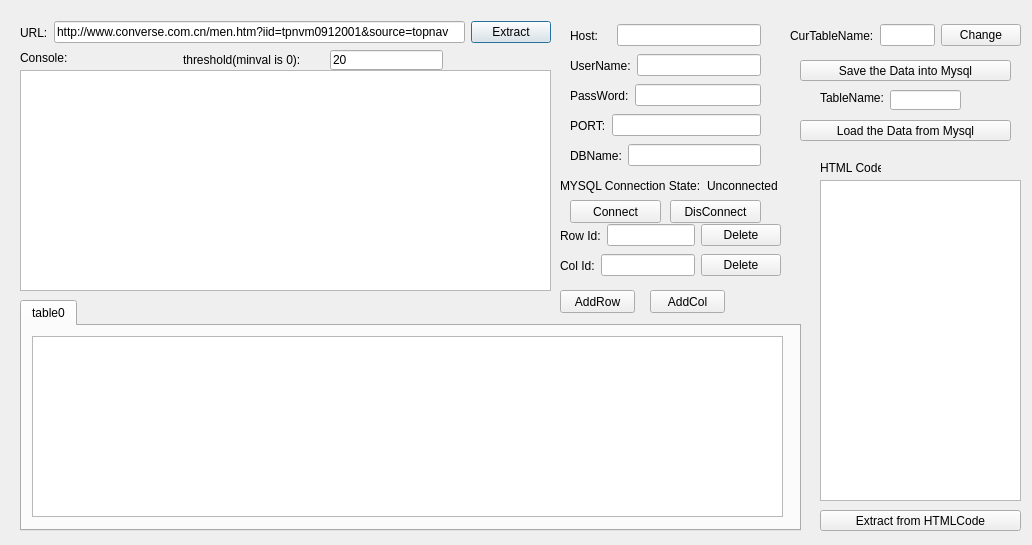
Old version of the form MainWindow.ui in the repository WebCatch/WebCatch-PythonVersion-.
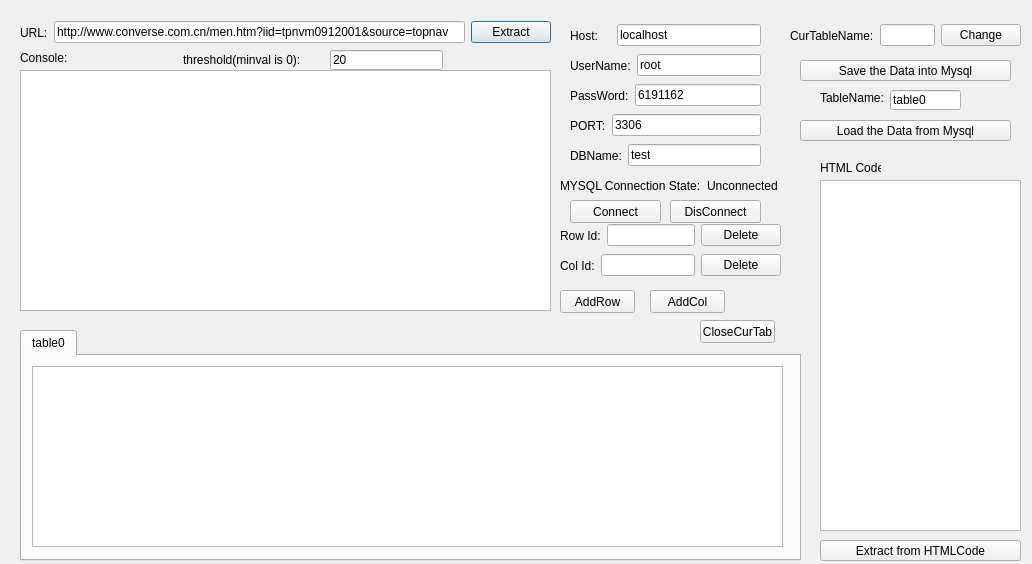
New version of the form. Icons and pictures are not drawn.

Diff of the .ui file:
```diff
--- a/MainWindow.ui
+++ b/MainWindow.ui
@@ -7,7 +7,7 @@
     <x>0</x>
     <y>0</y>
     <width>1032</width>
-    <height>545</height>
+    <height>564</height>
    </rect>
   </property>
   <property name="windowTitle">
@@ -56,7 +56,7 @@
      <x>20</x>
      <y>70</y>
      <width>531</width>
-     <height>221</height>
+     <height>241</height>
     </rect>
    </property>
   </widget>
@@ -80,7 +80,7 @@
     <item>
      <widget class="QLineEdit" name="lePort">
       <property name="text">
-       <string/>
+       <string>3306</string>
       </property>
      </widget>
     </item>
@@ -106,7 +106,7 @@
     <item>
      <widget class="QLineEdit" name="leUsername">
       <property name="text">
-       <string/>
+       <string>root</string>
       </property>
      </widget>
     </item>
@@ -132,7 +132,7 @@
     <item>
      <widget class="QLineEdit" name="lePassword">
       <property name="text">
-       <string/>
+       <string>6191162</string>
       </property>
      </widget>
     </item>
@@ -158,7 +158,7 @@
     <item>
      <widget class="QLineEdit" name="leDBName">
       <property name="text">
-       <string/>
+       <string>test</string>
       </property>
      </widget>
     </item>
@@ -191,7 +191,7 @@
     <item>
      <widget class="QLineEdit" name="leHost">
       <property name="text">
-       <string/>
+       <string>localhost</string>
       </property>
      </widget>
     </item>
@@ -271,6 +271,9 @@
      <height>20</height>
     </rect>
    </property>
+   <property name="text">
+    <string>table0</string>
+   </property>
   </widget>
   <widget class="QLabel" name="label_11">
    <property name="geometry">
@@ -289,7 +292,7 @@
    <property name="geometry">
     <rect>
      <x>20</x>
-     <y>300</y>
+     <y>330</y>
      <width>781</width>
      <height>231</height>
     </rect>
@@ -416,7 +419,7 @@
      <x>820</x>
      <y>180</y>
      <width>201</width>
-     <height>321</height>
+     <height>351</height>
     </rect>
    </property>
   </widget>
@@ -437,7 +440,7 @@
    <property name="geometry">
     <rect>
      <x>820</x>
-     <y>510</y>
+     <y>540</y>
      <width>201</width>
      <height>21</height>
     </rect>
@@ -514,6 +517,19 @@
     </item>
    </layout>
   </widget>
+  <widget class="QPushButton" name="btnCloseCurTab">
+   <property name="geometry">
+    <rect>
+     <x>700</x>
+     <y>320</y>
+     <width>75</width>
+     <height>23</height>
+    </rect>
+   </property>
+   <property name="text">
+    <string>CloseCurTab</string>
+   </property>
+  </widget>
  </widget>
  <resources/>
  <connections/>
```
